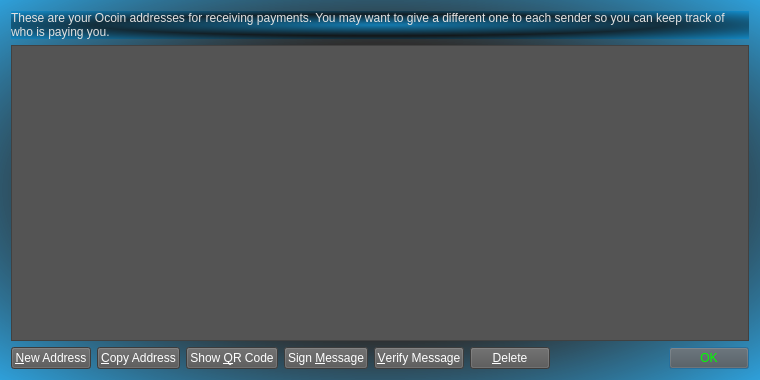
shifter/OSC, file src/qt/forms/addressbookpage.ui: the form before one commit.
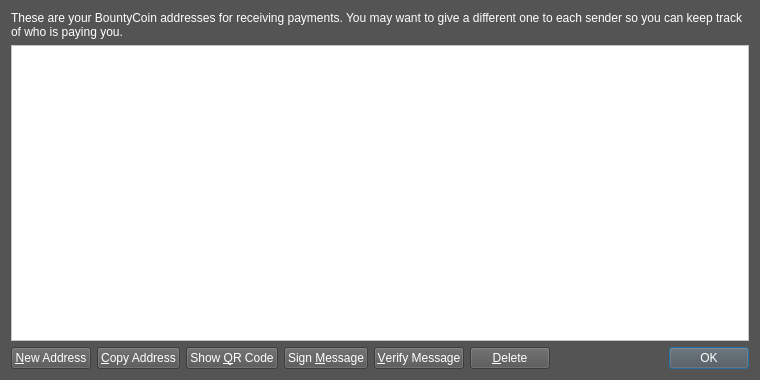
The form after the commit. Icons and pictures are not drawn.

```diff
--- a/src/qt/forms/addressbookpage.ui
+++ b/src/qt/forms/addressbookpage.ui
@@ -14,16 +14,15 @@
    <string>Address Book</string>
   </property>
   <property name="styleSheet">
-   <string notr="true">background-color: qradialgradient(spread:repeat, cx:0.5, cy:0.5, radius:0.777, fx:0.5, fy:0.5, stop:0 rgba(0, 169, 255, 147), stop:0.497326 rgba(0, 0, 0, 147), stop:1 rgba(0, 169, 255, 147));</string>
+   <string notr="true">background-color: rgb(84, 84, 84);
+color: #FFF;
+border-color: rgb(255, 255, 255) 2px;</string>
   </property>
   <layout class="QVBoxLayout" name="verticalLayout">
    <item>
     <widget class="QLabel" name="labelExplanation">
-     <property name="styleSheet">
-      <string notr="true">color: rgb(226, 226, 226);</string>
-     </property>
      <property name="text">
-      <string>These are your Ocoin addresses for receiving payments. You may want to give a different one to each sender so you can keep track of who is paying you.</string>
+      <string>These are your BountyCoin addresses for receiving payments. You may want to give a different one to each sender so you can keep track of who is paying you.</string>
      </property>
      <property name="textFormat">
       <enum>Qt::PlainText</enum>
@@ -42,8 +41,9 @@
       <string>Double-click to edit address or label</string>
      </property>
      <property name="styleSheet">
-      <string notr="true">color: rgb(0, 255, 0);
-background-color: rgb(84, 84, 84);</string>
+      <string notr="true">background-color: #FFF;
+color: #000;
+border-color: rgb(255, 255, 255) 2px;</string>
      </property>
      <property name="tabKeyNavigation">
       <bool>false</bool>
@@ -72,10 +72,6 @@
        <property name="toolTip">
         <string>Create a new address</string>
        </property>
-       <property name="styleSheet">
-        <string notr="true">background-color: rgb(84, 84, 84);
-color: rgb(255, 255, 255);</string>
-       </property>
        <property name="text">
         <string>&amp;New Address</string>
        </property>
@@ -90,10 +86,6 @@
        <property name="toolTip">
         <string>Copy the currently selected address to the system clipboard</string>
        </property>
-       <property name="styleSheet">
-        <string notr="true">background-color: rgb(84, 84, 84);
-color: rgb(255, 255, 255);</string>
-       </property>
        <property name="text">
         <string>&amp;Copy Address</string>
        </property>
@@ -105,10 +97,6 @@
      </item>
      <item>
       <widget class="QPushButton" name="showQRCode">
-       <property name="styleSheet">
-        <string notr="true">background-color: rgb(84, 84, 84);
-color: rgb(255, 255, 255);</string>
-       </property>
        <property name="text">
         <string>Show &amp;QR Code</string>
        </property>
@@ -121,11 +109,7 @@
      <item>
       <widget class="QPushButton" name="signMessage">
        <property name="toolTip">
-        <string>Sign a message to prove you own a Ocoin address</string>
-       </property>
-       <property name="styleSheet">
-        <string notr="true">background-color: rgb(84, 84, 84);
-color: rgb(255, 255, 255);</string>
+        <string>Sign a message to prove you own a BountyCoin address</string>
        </property>
        <property name="text">
         <string>Sign &amp;Message</string>
@@ -139,11 +123,7 @@
      <item>
       <widget class="QPushButton" name="verifyMessage">
        <property name="toolTip">
-        <string>Verify a message to ensure it was signed with a specified Ocoin address</string>
-       </property>
-       <property name="styleSheet">
-        <string notr="true">background-color: rgb(84, 84, 84);
-color: rgb(255, 255, 255);</string>
+        <string>Verify a message to ensure it was signed with a specified BountyCoin address</string>
        </property>
        <property name="text">
         <string>&amp;Verify Message</string>
@@ -159,10 +139,6 @@
        <property name="toolTip">
         <string>Delete the currently selected address from the list</string>
        </property>
-       <property name="styleSheet">
-        <string notr="true">background-color: rgb(84, 84, 84);
-color: rgb(255, 255, 255);</string>
-       </property>
        <property name="text">
         <string>&amp;Delete</string>
        </property>
@@ -193,10 +169,6 @@
          <verstretch>0</verstretch>
         </sizepolicy>
        </property>
-       <property name="styleSheet">
-        <string notr="true">background-color: rgb(84, 84, 84);
-color: rgb(0, 255, 0);</string>
-       </property>
        <property name="standardButtons">
         <set>QDialogButtonBox::Ok</set>
        </property>
```
Left out of the diff: 14 changed lines with no effect on the pictures.
